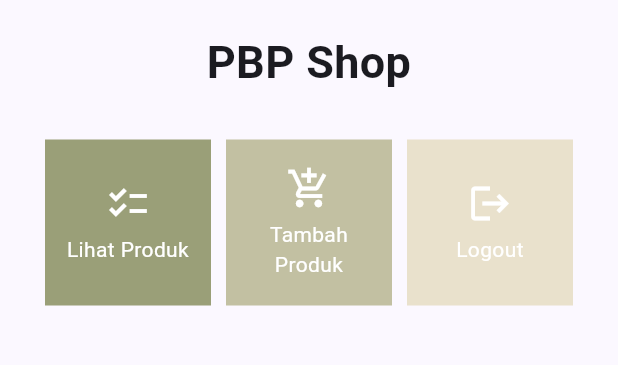
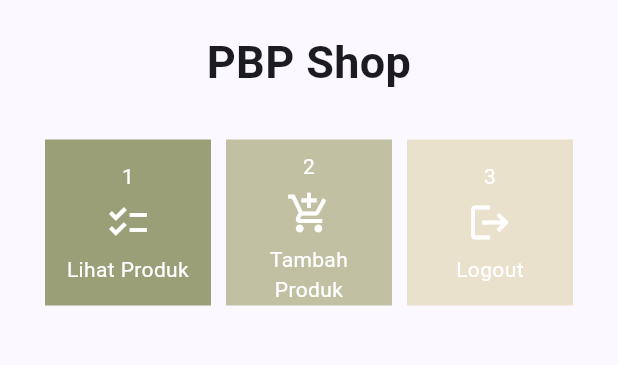
Before and after one commit to g0lgi/toko-kadal-mobile, a Flutter app: the MyHomePage screen opened directly, on a phone screen of 412 x 824 dp, the part 84-449 px from its top. Run offline on Flutter 3.47's test engine with Material 3 defaults, Android fonts, the phone set to English and light mode, and no system bars; missing offline and left inert: pbp_django_auth.

Commit message:
bisa lupa commit

```diff
--- a/lib/screens/menu.dart
+++ b/lib/screens/menu.dart
@@ -5,9 +5,9 @@ import 'package:toko_kadal_mobile/widgets/shop_card.dart';
 class MyHomePage extends StatelessWidget {
   MyHomePage({Key? key}) : super(key: key);
   final List<ShopItem> items = [
-    ShopItem("Lihat Produk", Icons.checklist, Color(0xFF9A9F78)),
-    ShopItem("Tambah Produk", Icons.add_shopping_cart, Color(0xFFC2C0A2)),
-    ShopItem("Logout", Icons.logout, Color(0xFFE9E1CC)),
+    ShopItem("Lihat Produk", Icons.checklist, Color(0xFF9A9F78), 1),
+    ShopItem("Tambah Produk", Icons.add_shopping_cart, Color(0xFFC2C0A2), 2),
+    ShopItem("Logout", Icons.logout, Color(0xFFE9E1CC), 3),
   ];
 
   // This widget is the home page of your application. It is stateful, meaning
--- a/lib/widgets/shop_card.dart
+++ b/lib/widgets/shop_card.dart
@@ -67,6 +67,12 @@ class ShopCard extends StatelessWidget {
             child: Column(
               mainAxisAlignment: MainAxisAlignment.center,
               children: [
+                Text(
+                  item.number.toString(),
+                  textAlign: TextAlign.center,
+                  style: const TextStyle(color: Colors.white),
+                ),
+                const Padding(padding: EdgeInsets.all(3)),
                 Icon(
                   item.icon,
                   color: Colors.white,
@@ -91,6 +97,6 @@ class ShopItem {
   final String name;
   final IconData icon;
   final Color color;
-
-  ShopItem(this.name, this.icon, this.color);
+  final int number;
+  ShopItem(this.name, this.icon, this.color, this.number);
 }
```
Also changed, not shown: lib/screens/list_product.dart (+25 -3 lines), lib/screens/product_detail.dart (added, +46 -0 lines), 1 other file.
